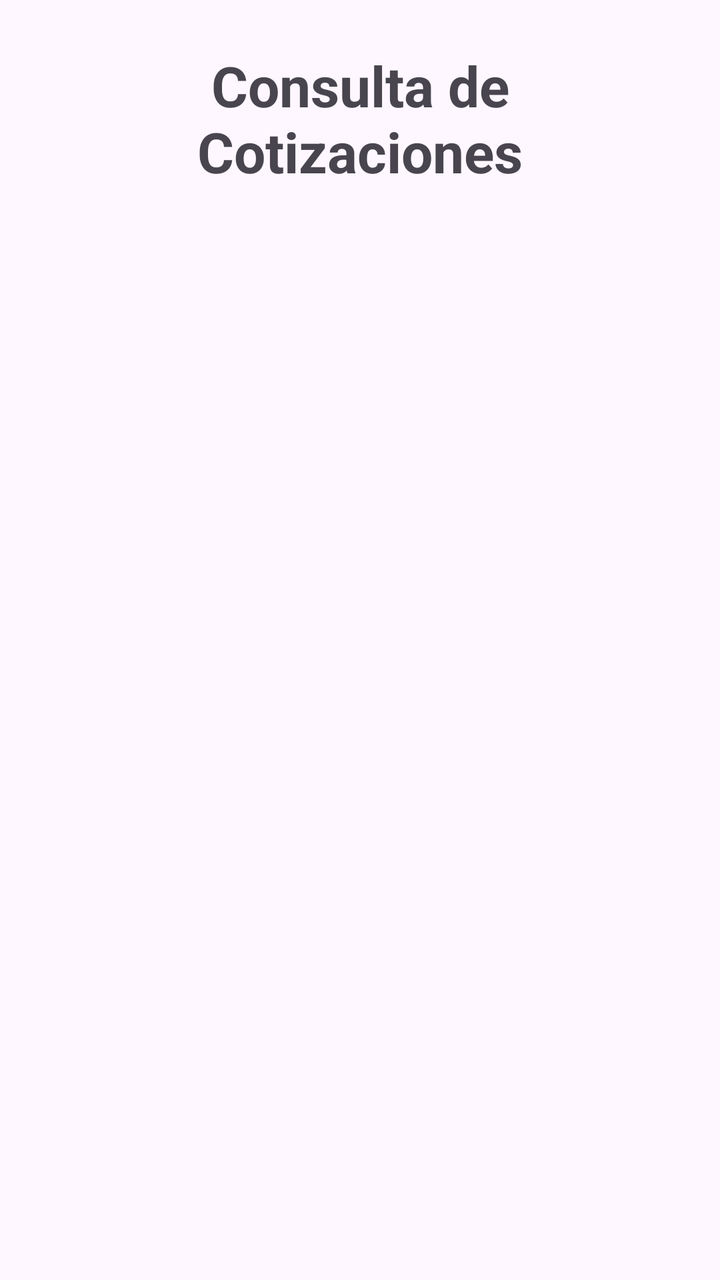
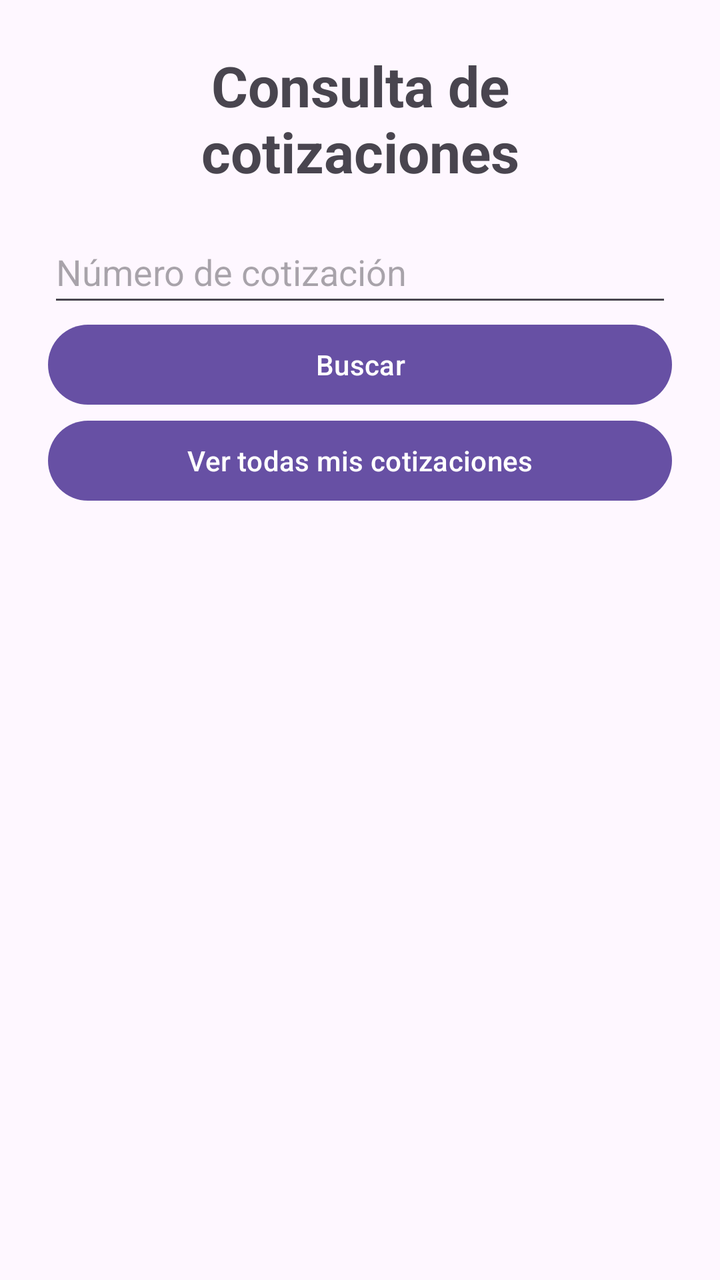

Screens rendered from an Android XML layout before and after an edit, with the pre-edit source and the edit as a unified diff.
<!-- AndroidManifest.xml: application theme Theme.CotizadorSeguros -->
<!-- res/layout/activity_consulta_cotizaciones.xml -->
<?xml version="1.0" encoding="utf-8"?>
<androidx.constraintlayout.widget.ConstraintLayout
    xmlns:android="http://schemas.android.com/apk/res/android"
    xmlns:app="http://schemas.android.com/apk/res-auto"
    android:id="@+id/main"
    android:layout_width="match_parent"
    android:layout_height="match_parent">

    <ScrollView
        android:layout_width="0dp"
        android:layout_height="0dp"
        app:layout_constraintTop_toTopOf="parent"
        app:layout_constraintBottom_toBottomOf="parent"
        app:layout_constraintStart_toStartOf="parent"
        app:layout_constraintEnd_toEndOf="parent">

        <LinearLayout
            android:id="@+id/contenedorCotizaciones"
            android:layout_width="match_parent"
            android:layout_height="wrap_content"
            android:orientation="vertical"
            android:padding="24dp">

            <TextView
                android:layout_width="match_parent"
                android:layout_height="wrap_content"
                android:text="Consulta de Cotizaciones"
                android:textSize="28sp"
                android:textStyle="bold"
                android:gravity="center"
                android:layout_marginBottom="24dp" />

        </LinearLayout>

    </ScrollView>

</androidx.constraintlayout.widget.ConstraintLayout>
<!-- resources referenced by this layout -->
<resources>
  <style name="Theme.CotizadorSeguros" parent="Base.Theme.CotizadorSeguros" />
  <style name="Base.Theme.CotizadorSeguros" parent="Theme.Material3.DayNight.NoActionBar">
          
          
      </style>
</resources>

<!-- the commit's change to res/layout/activity_consulta_cotizaciones.xml (unified diff, before → after) -->
@@ -15,23 +15,56 @@
         app:layout_constraintEnd_toEndOf="parent">
 
         <LinearLayout
-            android:id="@+id/contenedorCotizaciones"
             android:layout_width="match_parent"
             android:layout_height="wrap_content"
             android:orientation="vertical"
-            android:padding="24dp">
+            android:padding="@dimen/padding_pantalla">
 
             <TextView
                 android:layout_width="match_parent"
                 android:layout_height="wrap_content"
-                android:text="Consulta de Cotizaciones"
-                android:textSize="28sp"
+                android:text="@string/consulta_titulo"
+                android:textSize="@dimen/titulo_size"
                 android:textStyle="bold"
-                android:gravity="center"
-                android:layout_marginBottom="24dp" />
+                android:gravity="center" />
+
+            <EditText
+                android:id="@+id/inputBuscarCotizacion"
+                android:layout_width="match_parent"
+                android:layout_height="wrap_content"
+                android:layout_marginTop="@dimen/margin_normal"
+                android:minHeight="@dimen/altura_minima_input"
+                android:hint="@string/consulta_buscar_numero"
+                android:inputType="textNoSuggestions"
+                android:maxLines="1"
+                android:importantForAutofill="no" />
+
+            <Button
+                android:id="@+id/btnBuscarCotizacion"
+                android:layout_width="match_parent"
+                android:layout_height="wrap_content"
+                android:text="@string/consulta_buscar" />
+
+            <Button
+                android:id="@+id/btnVerTodasCotizaciones"
+                android:layout_width="match_parent"
+                android:layout_height="wrap_content"
+                android:text="@string/consulta_ver_todas" />
+
+            <TextView
+                android:id="@+id/txtEstadoConsulta"
+                android:layout_width="match_parent"
+                android:layout_height="wrap_content"
+                android:layout_marginTop="@dimen/margin_normal" />
+
+            <LinearLayout
+                android:id="@+id/contenedorCotizaciones"
+                android:layout_width="match_parent"
+                android:layout_height="wrap_content"
+                android:layout_marginTop="@dimen/margin_normal"
+                android:orientation="vertical" />
 
         </LinearLayout>
-
     </ScrollView>
 
 </androidx.constraintlayout.widget.ConstraintLayout>
<!-- resource entries referenced after the edit -->
@@ -1,5 +1,13 @@
 <!-- resources referenced by this layout -->
 <resources>
+  <dimen name="altura_minima_input">48dp</dimen>
+  <dimen name="margin_normal">16dp</dimen>
+  <dimen name="padding_pantalla">24dp</dimen>
+  <dimen name="titulo_size">28sp</dimen>
+  <string name="consulta_buscar">Buscar</string>
+  <string name="consulta_buscar_numero">Número de cotización</string>
+  <string name="consulta_titulo">Consulta de cotizaciones</string>
+  <string name="consulta_ver_todas">Ver todas mis cotizaciones</string>
   <style name="Theme.CotizadorSeguros" parent="Base.Theme.CotizadorSeguros" />
   <style name="Base.Theme.CotizadorSeguros" parent="Theme.Material3.DayNight.NoActionBar">
           
